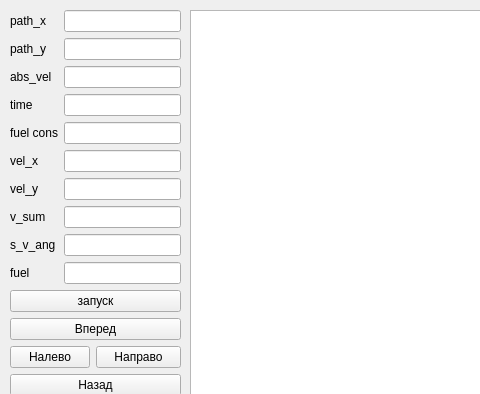
This is mainwindow.ui in Polliakoff/Collabreequeue-2-rep as Qt 5 draws it before an edit; both pictures show x 0 to 480 and y 0 to 394 of the 1368 by 768 pixel window. The edited form follows.
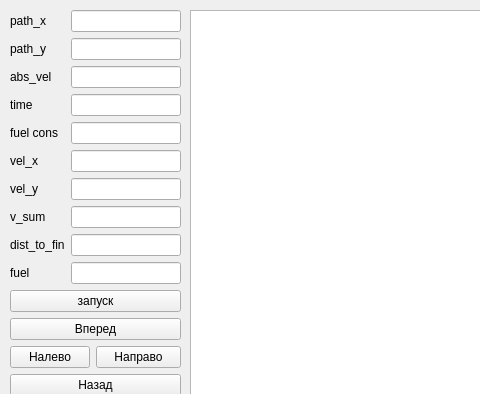
This is the edited form.

Patch:
```diff
--- a/mainwindow.ui
+++ b/mainwindow.ui
@@ -63,7 +63,7 @@
      <item row="8" column="0">
       <widget class="QLabel" name="label_9">
        <property name="text">
-        <string>s_v_ang</string>
+        <string>dist_to_fin</string>
        </property>
       </widget>
      </item>
```
